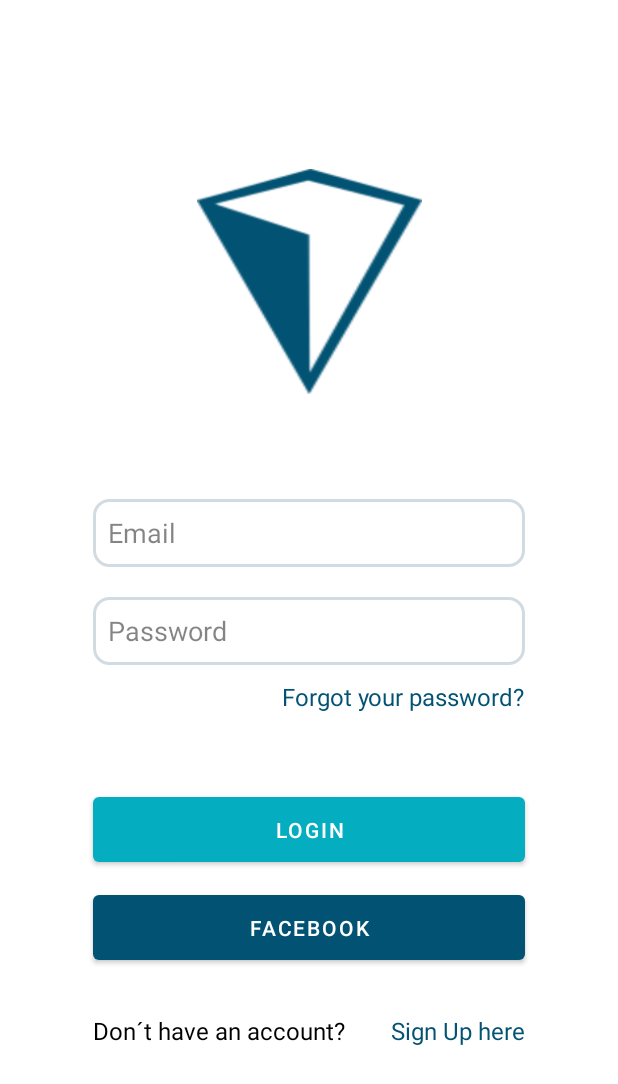
After one commit to pablodiazsanz/Net4-Proyecto-Integrador, an Android app: the layout login.xml on its own in the app's theme, with its tools: preview values and no code run, on a phone screen of 412 x 824 dp. The commit adds this screen. Shown: the top 1084 px of the screen. Run offline under Robolectric (Android 15) with nearby library versions, the phone set to English and light mode, and no system bars.

Commit message:
login.xml terminado y botones

```diff
--- /dev/null
+++ b/app/src/main/java/com/pass/net4_proyecto_integrador/LogInActivity.java
@@ -0,0 +1,20 @@
+package com.pass.net4_proyecto_integrador;
+
+import android.content.Intent;
+import android.os.Bundle;
+import android.view.View;
+import android.widget.Button;
+import android.widget.TextView;
+
+import androidx.appcompat.app.AppCompatActivity;
+
+public class LogInActivity extends AppCompatActivity {
+Button btn_login;
+TextView txt_btn_sign_up;
+    @Override
+    protected void onCreate(Bundle savedInstanceState) {
+        super.onCreate(savedInstanceState);
+        setContentView(R.layout.login);
+
+    }
+}
--- /dev/null
+++ b/app/src/main/res/color/statelist_black.xml
@@ -0,0 +1,6 @@
+<?xml version="1.0" encoding="utf-8"?>
+<selector xmlns:android="http://schemas.android.com/apk/res/android">
+    <item android:state_pressed="true"
+        android:color="@color/light_grey" />
+    <item android:color="@color/dark_blue"/>
+</selector>
--- /dev/null
+++ b/app/src/main/res/color/statelist_light.xml
@@ -0,0 +1,6 @@
+<?xml version="1.0" encoding="utf-8"?>
+<selector xmlns:android="http://schemas.android.com/apk/res/android">
+    <item android:state_pressed="true"
+        android:color="@color/light_grey"/>
+    <item android:color="@color/light_blue"/>
+</selector>
--- /dev/null
+++ b/app/src/main/res/drawable/custom_corner.xml
@@ -0,0 +1,13 @@
+<?xml version="1.0" encoding="utf-8"?>
+<shape xmlns:android="http://schemas.android.com/apk/res/android"
+    android:shape="rectangle" >
+
+    <solid android:color="@android:color/white" />
+
+    <corners android:radius="10dp" />
+
+    <stroke
+        android:width="2dp"
+        android:color="@color/light_grey" />
+
+</shape>
--- /dev/null
+++ b/app/src/main/res/layout/login.xml
@@ -0,0 +1,137 @@
+<?xml version="1.0" encoding="utf-8"?>
+<androidx.constraintlayout.widget.ConstraintLayout xmlns:android="http://schemas.android.com/apk/res/android"
+    android:layout_width="match_parent"
+    android:layout_height="match_parent"
+    xmlns:app="http://schemas.android.com/apk/res-auto">
+
+    <!--<View
+        android:layout_width="match_parent"
+        android:layout_height="match_parent"
+        android:background="@drawable/scrim"
+        android:visibility="visible"/>-->
+
+    <androidx.constraintlayout.widget.Guideline
+        android:id="@+id/gl_top"
+        android:layout_width="wrap_content"
+        android:layout_height="wrap_content"
+        android:orientation="horizontal"
+        app:layout_constraintGuide_percent="0.1" />
+
+    <ImageView
+        android:id="@+id/img_inicio"
+        android:layout_width="150dp"
+        android:layout_height="150dp"
+        android:layout_marginTop="30dp"
+        android:background="@drawable/piramide"
+        app:layout_constraintEnd_toEndOf="parent"
+        app:layout_constraintStart_toStartOf="parent"
+        app:layout_constraintTop_toTopOf="@id/gl_top" />
+
+    <com.google.android.material.textfield.TextInputEditText
+        android:id="@+id/usurnameTIL"
+        android:layout_width="0dp"
+        android:layout_height="45dp"
+        android:layout_marginTop="70dp"
+        android:paddingLeft="10dp"
+        android:background="@drawable/custom_corner"
+        android:alpha="0.8"
+        android:hint="Email"
+        app:layout_constraintEnd_toEndOf="@id/guideline3"
+        app:layout_constraintStart_toStartOf="@id/guideline2"
+        app:layout_constraintTop_toBottomOf="@+id/img_inicio">
+
+    </com.google.android.material.textfield.TextInputEditText>
+
+    <com.google.android.material.textfield.TextInputEditText
+        android:id="@+id/passwordTIL"
+        android:layout_width="0dp"
+        android:layout_height="45dp"
+        android:layout_marginTop="20dp"
+        android:paddingLeft="10dp"
+        android:alpha="0.8"
+        android:hint="Password"
+        android:background="@drawable/custom_corner"
+        app:layout_constraintEnd_toEndOf="@id/guideline3"
+        app:layout_constraintStart_toStartOf="@id/guideline2"
+        app:layout_constraintTop_toBottomOf="@+id/usurnameTIL">
+
+    </com.google.android.material.textfield.TextInputEditText>
+
+    <TextView
+        android:id="@+id/txt_forget"
+        android:layout_width="wrap_content"
+        android:layout_height="wrap_content"
+        android:layout_marginTop="10dp"
+        android:text="Forgot your password?"
+        android:textColor="@color/dark_blue"
+        android:textSize="16dp"
+        app:layout_constraintEnd_toEndOf="@id/guideline3"
+        app:layout_constraintHorizontal_bias="1.0"
+        app:layout_constraintStart_toStartOf="@+id/guideline2"
+        app:layout_constraintTop_toBottomOf="@id/passwordTIL" />
+
+    <androidx.constraintlayout.widget.Guideline
+        android:id="@+id/guideline2"
+        android:layout_width="wrap_content"
+        android:layout_height="wrap_content"
+        android:orientation="vertical"
+        app:layout_constraintGuide_percent="0.15" />
+
+    <androidx.constraintlayout.widget.Guideline
+        android:id="@+id/guideline3"
+        android:layout_width="wrap_content"
+        android:layout_height="wrap_content"
+        android:orientation="vertical"
+        app:layout_constraintGuide_percent="0.85" />
+
+    <com.google.android.material.button.MaterialButton
+        android:id="@+id/btn_log_in"
+        android:layout_width="0dp"
+        android:layout_height="55dp"
+        android:layout_marginTop="50dp"
+        style="@style/ButtonLight"
+        app:layout_constraintEnd_toStartOf="@+id/guideline3"
+        app:layout_constraintStart_toStartOf="@id/guideline2"
+        app:layout_constraintTop_toBottomOf="@id/txt_forget"
+        android:text="LogIn"
+        >
+    </com.google.android.material.button.MaterialButton>
+
+    <com.google.android.material.button.MaterialButton
+        android:id="@+id/btn_facebook"
+        android:layout_width="0dp"
+        android:layout_height="55dp"
+        android:layout_marginTop="10dp"
+        style="@style/ButtonBlack"
+        app:layout_constraintEnd_toStartOf="@+id/guideline3"
+        app:layout_constraintStart_toStartOf="@id/guideline2"
+        app:layout_constraintTop_toBottomOf="@id/btn_log_in"
+        android:text="FaceBook"
+        >
+    </com.google.android.material.button.MaterialButton>
+
+    <TextView
+        android:id="@+id/txt_pregunta"
+        android:layout_width="wrap_content"
+        android:layout_height="wrap_content"
+        android:layout_marginTop="30dp"
+        android:text="Don´t have an account?"
+        android:textColor="@color/black"
+        android:textSize="16dp"
+        app:layout_constraintStart_toStartOf="@id/guideline2"
+        app:layout_constraintTop_toBottomOf="@id/btn_facebook" />
+
+    <TextView
+        android:id="@+id/txt_register"
+        android:layout_width="wrap_content"
+        android:layout_height="wrap_content"
+        android:layout_marginTop="30dp"
+        android:text="Sign Up here"
+        android:textColor="@color/dark_blue"
+        android:textSize="16dp"
+        app:layout_constraintEnd_toEndOf="@id/guideline3"
+        app:layout_constraintHorizontal_bias="1.0"
+        app:layout_constraintStart_toEndOf="@+id/txt_pregunta"
+        app:layout_constraintTop_toBottomOf="@id/btn_facebook" />
+
+</androidx.constraintlayout.widget.ConstraintLayout>
--- a/app/src/main/res/values/themes.xml
+++ b/app/src/main/res/values/themes.xml
@@ -28,4 +28,12 @@
         <!-- Customize your theme here. -->
         <item name="colorAccent">@color/light_brown</item>
     </style>
+    <style name="ButtonBlack" parent="Widget.MaterialComponents.Button">
+        <item name="backgroundTint">@color/statelist_black</item>
+        <item name="elevation">5dp</item>
+    </style>
+    <style name="ButtonLight" parent="Widget.MaterialComponents.Button">
+        <item name="backgroundTint">@color/statelist_light</item>
+
+    </style>
 </resources>
```
